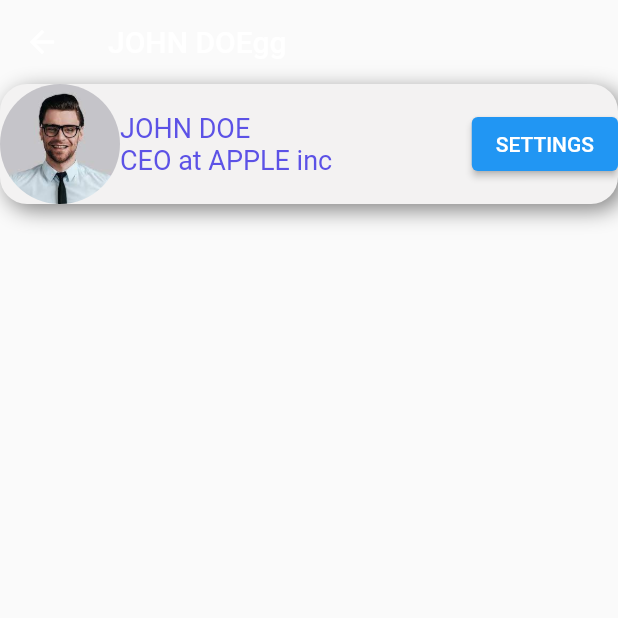
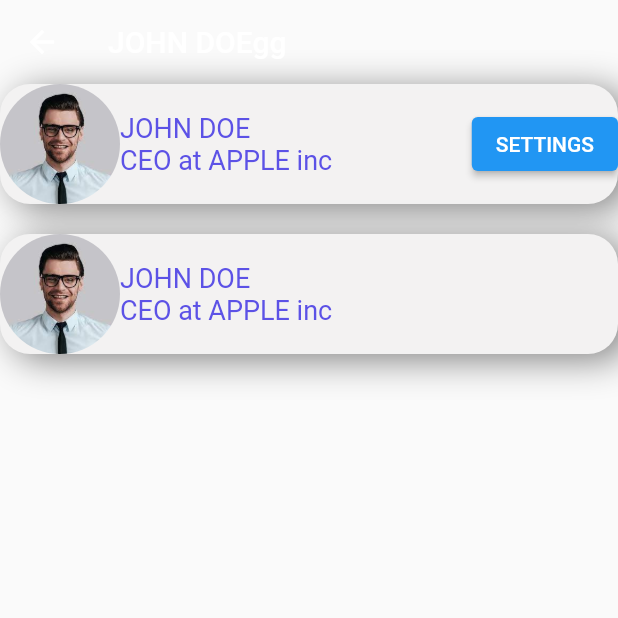
Before and after one commit to LADISLAOCOSTILLO/miercoles27092023, a Flutter app: the JohnPage screen opened directly, on a phone screen of 412 x 824 dp, the top half of it. Run offline on Flutter 3.47's test engine with Material 2 defaults, Android fonts, the phone set to English and light mode, and no system bars; our stand-ins replace google_fonts; network calls fail.

Commit message:
creando el 2do box

```diff
--- a/lib/pages/john_page.dart
+++ b/lib/pages/john_page.dart
@@ -6,21 +6,26 @@ class JohnPage extends StatelessWidget {
   Widget build(BuildContext context) {
     return Scaffold(
       appBar: AppBar(
-        backgroundColor: Colors.transparent, // Establecemos el fondo del AppBar como transparente
+        backgroundColor: Colors.transparent,
         title: Text("JOHN DOEgg"),
-        elevation: 0, // Eliminamos la sombra del AppBar
+        elevation: 0,
       ),
       body: Column(
         children: [
+          // Primer Container
           Container(
+            //width: double.infinity,
             decoration: BoxDecoration(
               color: Color.fromARGB(255, 243, 242, 242),
-              borderRadius: BorderRadius.circular(18.0),
+              borderRadius: BorderRadius.vertical(
+                top: Radius.circular(20.0),
+                bottom: Radius.circular(20.0),
+              ),
               boxShadow: [
                 BoxShadow(
                   color: Color.fromARGB(255, 12, 12, 12).withOpacity(0.5),
-                  offset: Offset(4, 4),
-                  blurRadius: 12.0,
+                  offset: Offset(8, 4),
+                  blurRadius: 20.0,
                 ),
               ],
             ),
@@ -32,7 +37,6 @@ class JohnPage extends StatelessWidget {
                     height: 80,
                     width: 80,
                     fit: BoxFit.cover,
-
                   ),
                 ),
                 Expanded(
@@ -54,8 +58,55 @@ class JohnPage extends StatelessWidget {
                   child: ElevatedButton(
                     onPressed: () {},
                     child: Text("SETTINGS"),
+
                   ),
                 ),
+              ],
+            ),
+          ),
+          SizedBox(height: 20.0,),
+          // Segundo Container (con la misma estructura de hijos)
+          Container(
+            //width: double.infinity,
+            decoration: BoxDecoration(
+              color: Color.fromARGB(255, 243, 242, 242),
+              borderRadius: BorderRadius.vertical(
+                top: Radius.circular(20.0),
+                bottom: Radius.circular(20.0),
+              ),
+              boxShadow: [
+                BoxShadow(
+                  color: Color.fromARGB(255, 12, 12, 12).withOpacity(0.5),
+                  offset: Offset(8, 4),
+                  blurRadius: 20.0,
+                ),
+              ],
+            ),
+            child: Row(
+              children: [
+                ClipOval(
+                  child: Image.asset(
+                    "assets/image/DOE2.jpg",
+                    height: 80,
+                    width: 80,
+                    fit: BoxFit.cover,
+                  ),
+                ),
+                Expanded(
+                  child: Column(
+                    crossAxisAlignment: CrossAxisAlignment.start,
+                    children: [
+                      Text(
+                        "JOHN DOE\nCEO at APPLE inc",
+                        style: TextStyle(
+                          color: Color.fromARGB(255, 92, 82, 230),
+                          fontSize: 18.0,
+                        ),
+                      ),
+                    ],
+                  ),
+                ),
+
               ],
             ),
           ),
```
Lines whose indentation alone changed are shown as unchanged.
